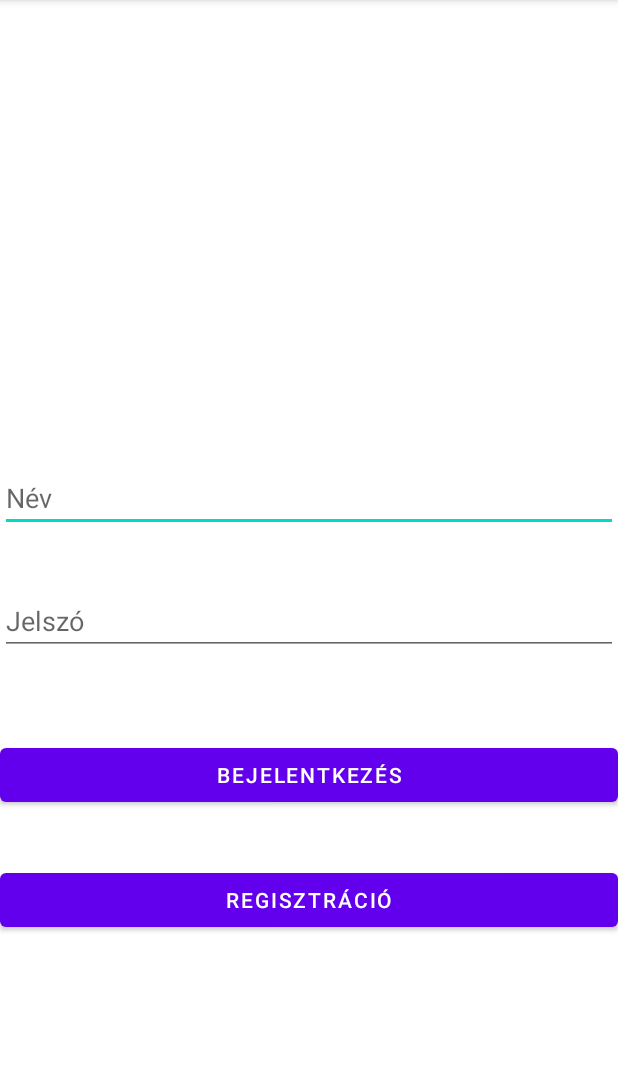
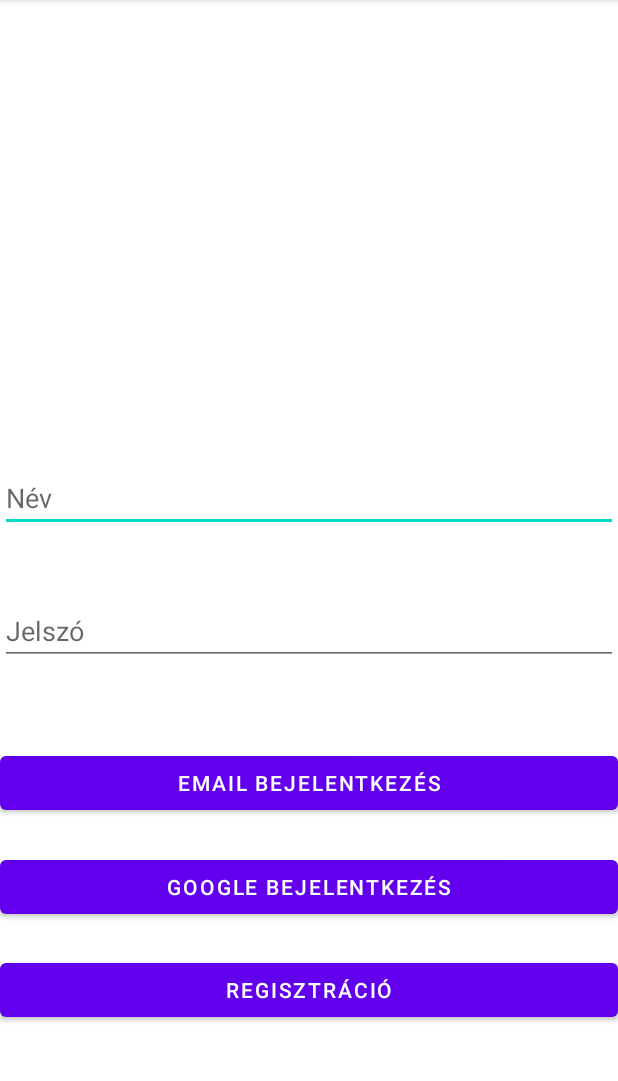
Before and after one commit to gregszalay/ocpp-android, an Android app: the screen it shows after launch (LoginActivity), on a phone screen of 412 x 824 dp, the part 84-1165 px from its top. Run offline under Robolectric (Android 15) with nearby library versions, the phone set to English and light mode, and no system bars; our stand-ins replace Firebase (no records; nobody signed in at launch, a user with empty details on screens opened directly).

Commit message:
Fixed registration and login bugs.

```diff
--- a/app/src/main/java/net/chargerevolutionapp/profiles/ProfileSettingsActivity.java
+++ b/app/src/main/java/net/chargerevolutionapp/profiles/ProfileSettingsActivity.java
@@ -61,6 +61,10 @@ public class ProfileSettingsActivity extends AppCompatActivity implements Adapte
             this.userProfileRepository.getUserProfileMutableLiveData(this.currentUser.getEmail())
                     .observe(this, userProfile -> {
                         this.currentUserProfile = userProfile;
+                        Log.i(LOG_TAG, "[onCreate observer] this.currentUser.getEmail() : " + this.currentUser.getEmail());
+                        Log.i(LOG_TAG, "[onCreate observer] userProfile.getID : " + userProfile._getDocID());
+                        Log.i(LOG_TAG, "[onCreate observer] userProfile.getemail : " + userProfile.getUserEmail());
+
                         this.evModelRepository.getEVListMutableLiveData()
                                 .observe(this, evModelList -> setUpSpinner(evModelList, userProfile));
                     });
@@ -95,6 +99,8 @@ public class ProfileSettingsActivity extends AppCompatActivity implements Adapte
             Log.w(LOG_TAG, "Save failed, no ev model selected!");
             return;
         }
+        Log.i(LOG_TAG, "[saveProfile] this.currentUser.getEmail() : " + this.currentUser.getEmail());
+
         if (this.currentUserProfile == null) {
             this.userProfileRepository.insert(new UserProfile(
                     this.currentSelectedEVModel.getConnector(),
--- a/app/src/main/res/layout/activity_main.xml
+++ b/app/src/main/res/layout/activity_main.xml
@@ -28,20 +28,32 @@
         android:inputType="textPassword"
         app:layout_constraintBottom_toBottomOf="parent"
         app:layout_constraintTop_toBottomOf="@+id/editTextUserName"
-        app:layout_constraintVertical_bias="0.167" />
+        app:layout_constraintVertical_bias="0.198" />
 
     <Button
         android:id="@+id/loginButton"
         android:layout_width="match_parent"
         android:layout_height="wrap_content"
-        android:onClick="loginWithGoogle"
-        android:text="@string/login"
+        android:onClick="login"
+        android:text="Email bejelentkezés"
         app:layout_constraintBottom_toBottomOf="parent"
         app:layout_constraintEnd_toEndOf="parent"
         app:layout_constraintStart_toStartOf="parent"
         app:layout_constraintTop_toBottomOf="@+id/editTextPassword"
         app:layout_constraintVertical_bias="0.198" />
 
+    <Button
+        android:id="@+id/loginWithGoogleButton"
+        android:layout_width="match_parent"
+        android:layout_height="wrap_content"
+        android:onClick="loginWithGoogle"
+        android:text="Google bejelentkezés"
+        app:layout_constraintBottom_toBottomOf="parent"
+        app:layout_constraintEnd_toEndOf="parent"
+        app:layout_constraintHorizontal_bias="0.0"
+        app:layout_constraintStart_toStartOf="parent"
+        app:layout_constraintTop_toBottomOf="@+id/loginButton"
+        app:layout_constraintVertical_bias="0.124" />
 
     <Button
         android:id="@+id/registerButton"
@@ -52,7 +64,7 @@
         app:layout_constraintBottom_toBottomOf="parent"
         app:layout_constraintEnd_toEndOf="parent"
         app:layout_constraintStart_toStartOf="parent"
-        app:layout_constraintTop_toBottomOf="@+id/loginButton"
+        app:layout_constraintTop_toBottomOf="@+id/loginWithGoogleButton"
         app:layout_constraintVertical_bias="0.198" />
 
 </androidx.constraintlayout.widget.ConstraintLayout>
```
Also changed, not shown: app/src/main/java/net/chargerevolutionapp/profiles/UserProfileRepository.java (+6 -3 lines), app/src/main/java/net/chargerevolutionapp/users/LoginActivity.java (+6 -9 lines).
